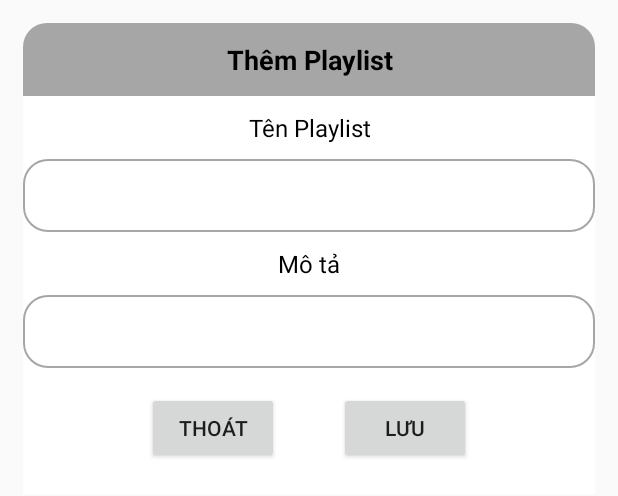
After one commit to ndthinhit2807/TsuMusic-main, an Android app: the layout dialog_add_playlist.xml on its own in the app's theme, with its tools: preview values and no code run, on a phone screen of 412 x 824 dp. The commit adds this screen. Shown: the top 496 px of the screen. Run offline under Robolectric (Android 15) with nearby library versions, the phone set to English and light mode, and no system bars.

Commit message:
xong
tạo playlist + song
chưa if

```diff
--- /dev/null
+++ b/app/src/main/res/drawable/background_add_playlist.xml
@@ -0,0 +1,10 @@
+<?xml version="1.0" encoding="utf-8"?>
+<shape xmlns:android="http://schemas.android.com/apk/res/android">
+    <solid android:color="#a6a6a6">
+    </solid>
+
+    <corners android:topLeftRadius="16dp"
+        android:topRightRadius="16dp">
+
+    </corners>
+</shape>
--- /dev/null
+++ b/app/src/main/res/drawable/bg_white_corner_10_border_gray.xml
@@ -0,0 +1,15 @@
+<?xml version="1.0" encoding="utf-8"?>
+<shape xmlns:android="http://schemas.android.com/apk/res/android">
+    <solid android:color="@color/white">
+    </solid>
+
+    <corners
+        android:radius="16dp">
+
+    </corners>
+
+    <stroke android:width="1dp"
+        android:color="#a6a6a6">
+
+    </stroke>
+</shape>
--- a/app/src/main/res/layout/activity_playlist.xml
+++ b/app/src/main/res/layout/activity_playlist.xml
@@ -50,7 +50,8 @@
            android:id="@+id/recy_Playlist"
            android:layout_width="match_parent"
            android:layout_height="match_parent"
-           android:layout_below="@+id/text_Createplaylist">
+           android:layout_below="@+id/text_Createplaylist"
+           android:layout_marginBottom="20dp">
 
        </androidx.recyclerview.widget.RecyclerView>
    </RelativeLayout>
--- /dev/null
+++ b/app/src/main/res/layout/dialog_add_playlist.xml
@@ -0,0 +1,112 @@
+<?xml version="1.0" encoding="utf-8"?>
+<RelativeLayout xmlns:android="http://schemas.android.com/apk/res/android"
+    android:layout_width="match_parent"
+    android:layout_height="wrap_content"
+    android:layout_margin="15dp"
+    android:background="@color/transparent">
+
+    <TextView
+        android:id="@+id/text_dialog"
+        android:layout_width="match_parent"
+        android:layout_height="wrap_content"
+        android:padding="12dp"
+        android:text="Thêm Playlist"
+        android:textColor="@color/black"
+        android:textSize="18dp"
+        android:textStyle="bold"
+        android:gravity="center"
+        android:background="@drawable/background_add_playlist">
+
+    </TextView>
+
+    <RelativeLayout
+        android:layout_width="match_parent"
+        android:layout_height="wrap_content"
+        android:layout_below="@id/text_dialog"
+        android:background="@color/white">
+
+        <TextView
+            android:id="@+id/text_dialog_nameplaylist"
+            android:layout_width="match_parent"
+            android:layout_height="wrap_content"
+            android:layout_marginTop="10dp"
+            android:gravity="center"
+            android:text="Tên Playlist"
+            android:textColor="@color/black"
+            android:textSize="16dp">
+
+        </TextView>
+
+        <EditText
+            android:id="@+id/edittext_dialog_nameplaylist"
+            android:layout_width="match_parent"
+            android:layout_height="wrap_content"
+            android:layout_below="@id/text_dialog_nameplaylist"
+            android:layout_marginTop="10dp"
+            android:background="@drawable/bg_white_corner_10_border_gray"
+            android:padding="12dp">
+
+        </EditText>
+
+        <TextView
+            android:id="@+id/text_dialog_descriptionplaylist"
+            android:layout_width="match_parent"
+            android:layout_height="wrap_content"
+            android:layout_below="@+id/edittext_dialog_nameplaylist"
+            android:layout_marginTop="10dp"
+            android:gravity="center"
+            android:text="Mô tả"
+            android:textColor="@color/black"
+            android:textSize="16dp">
+
+        </TextView>
+
+        <EditText
+            android:id="@+id/edittext_dialog_decriptionpaylist"
+            android:layout_width="match_parent"
+            android:layout_height="wrap_content"
+            android:layout_below="@id/text_dialog_descriptionplaylist"
+            android:layout_marginTop="10dp"
+            android:background="@drawable/bg_white_corner_10_border_gray"
+            android:padding="12dp">
+
+        </EditText>
+
+        <LinearLayout
+            android:layout_width="match_parent"
+            android:layout_height="wrap_content"
+            android:layout_below="@id/edittext_dialog_decriptionpaylist"
+            android:layout_marginTop="16dp"
+            android:gravity="center_horizontal"
+            android:orientation="horizontal"
+            android:layout_marginBottom="20dp">
+
+            <Button
+                android:id="@+id/btn_dialog_exit"
+                android:layout_width="wrap_content"
+                android:layout_height="wrap_content"
+                android:layout_gravity="center_horizontal"
+                android:layout_marginRight="40dp"
+                android:text="Thoát">
+
+            </Button>
+
+            <Button
+                android:id="@+id/btn_dialog_save"
+                android:layout_width="wrap_content"
+                android:layout_height="wrap_content"
+                android:text="Lưu"
+
+
+                >
+
+            </Button>
+
+        </LinearLayout>
+
+
+    </RelativeLayout>
+
+
+
+</RelativeLayout>
--- a/app/src/main/res/layout/line_playlist.xml
+++ b/app/src/main/res/layout/line_playlist.xml
@@ -12,7 +12,7 @@
         android:layout_height="wrap_content"
         android:src="@mipmap/ic_launcher"
         android:id="@+id/img_line_createplaylist"
-        android:layout_marginTop="50dp"
+        android:layout_marginTop="20dp"
         android:layout_marginStart="25dp">
 
     </de.hdodenhof.circleimageview.CircleImageView>
```
Also changed, not shown: app/src/main/java/com/example/tsumusic/Activity/Playlist_Activity.java (+101 -14 lines), app/src/main/java/com/example/tsumusic/Service/Service_Data.java (+17 -1 lines).
